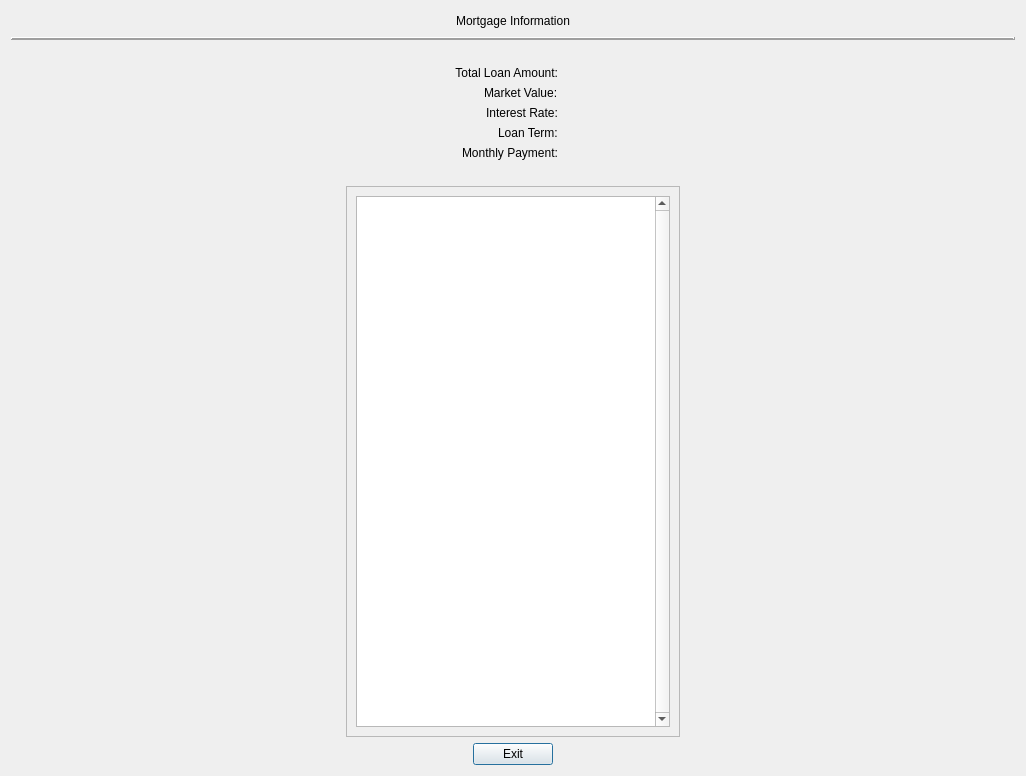
This is CashFlowManager/mortgagesummarydialog.ui in epw7856/CashFlowManager as Qt 5 draws it before an edit. The edited form follows.
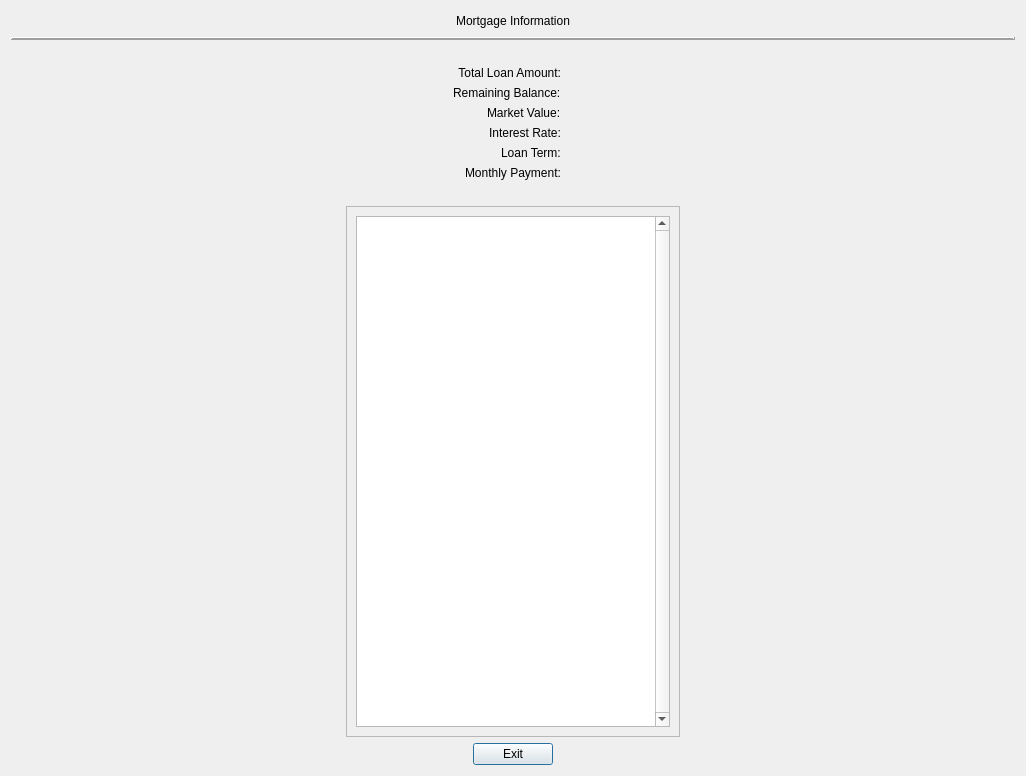
This is the edited form.

Commit message: Implemented the mortgage interface and defined functionality inside the system data source class.

```diff
--- a/CashFlowManager/mortgagesummarydialog.ui
+++ b/CashFlowManager/mortgagesummarydialog.ui
@@ -116,7 +116,7 @@
          </property>
         </widget>
        </item>
-       <item row="1" column="0">
+       <item row="2" column="0">
         <widget class="QLabel" name="label">
          <property name="text">
           <string>Market Value:</string>
@@ -136,7 +136,7 @@
          </property>
         </widget>
        </item>
-       <item row="1" column="1">
+       <item row="2" column="1">
         <widget class="QLabel" name="labelMarketValue">
          <property name="text">
           <string>&lt;MarketValue&gt;</string>
@@ -146,14 +146,14 @@
          </property>
         </widget>
        </item>
-       <item row="2" column="0">
+       <item row="3" column="0">
         <widget class="QLabel" name="label_3">
          <property name="text">
           <string>Interest Rate:</string>
          </property>
         </widget>
        </item>
-       <item row="2" column="1">
+       <item row="3" column="1">
         <widget class="QLabel" name="labelInterestRate">
          <property name="text">
           <string>&lt;Rate&gt;</string>
@@ -163,14 +163,14 @@
          </property>
         </widget>
        </item>
-       <item row="3" column="0">
+       <item row="4" column="0">
         <widget class="QLabel" name="label_4">
          <property name="text">
           <string>Loan Term:</string>
          </property>
         </widget>
        </item>
-       <item row="3" column="1">
+       <item row="4" column="1">
         <widget class="QLabel" name="labelTerm">
          <property name="text">
           <string>&lt;Term&gt;</string>
@@ -180,14 +180,14 @@
          </property>
         </widget>
        </item>
-       <item row="4" column="0">
+       <item row="5" column="0">
         <widget class="QLabel" name="label_5">
          <property name="text">
           <string>Monthly Payment:</string>
          </property>
         </widget>
        </item>
-       <item row="4" column="1">
+       <item row="5" column="1">
         <widget class="QLabel" name="labelBasePayment">
          <property name="text">
           <string>&lt;BasePayment&gt;</string>
@@ -197,6 +197,23 @@
          </property>
         </widget>
        </item>
+       <item row="1" column="0">
+        <widget class="QLabel" name="label_6">
+         <property name="text">
+          <string>Remaining Balance:</string>
+         </property>
+        </widget>
+       </item>
+       <item row="1" column="1">
+        <widget class="QLabel" name="labelRemainingBalance">
+         <property name="text">
+          <string>&lt;RemainingBalance&gt;</string>
+         </property>
+         <property name="alignment">
+          <set>Qt::AlignCenter</set>
+         </property>
+        </widget>
+       </item>
       </layout>
      </item>
      <item>
@@ -253,7 +270,7 @@
           <x>0</x>
           <y>0</y>
           <width>330</width>
-          <height>529</height>
+          <height>510</height>
          </rect>
         </property>
         <layout class="QVBoxLayout" name="verticalLayout_2">
@@ -261,7 +278,7 @@
           <widget class="QTableView" name="tableViewMortgageSummary">
            <property name="font">
             <font>
-             <pointsize>9</pointsize>
+             <pointsize>8</pointsize>
             </font>
            </property>
            <property name="verticalScrollBarPolicy">
```
The commit also changes 6 other files.
